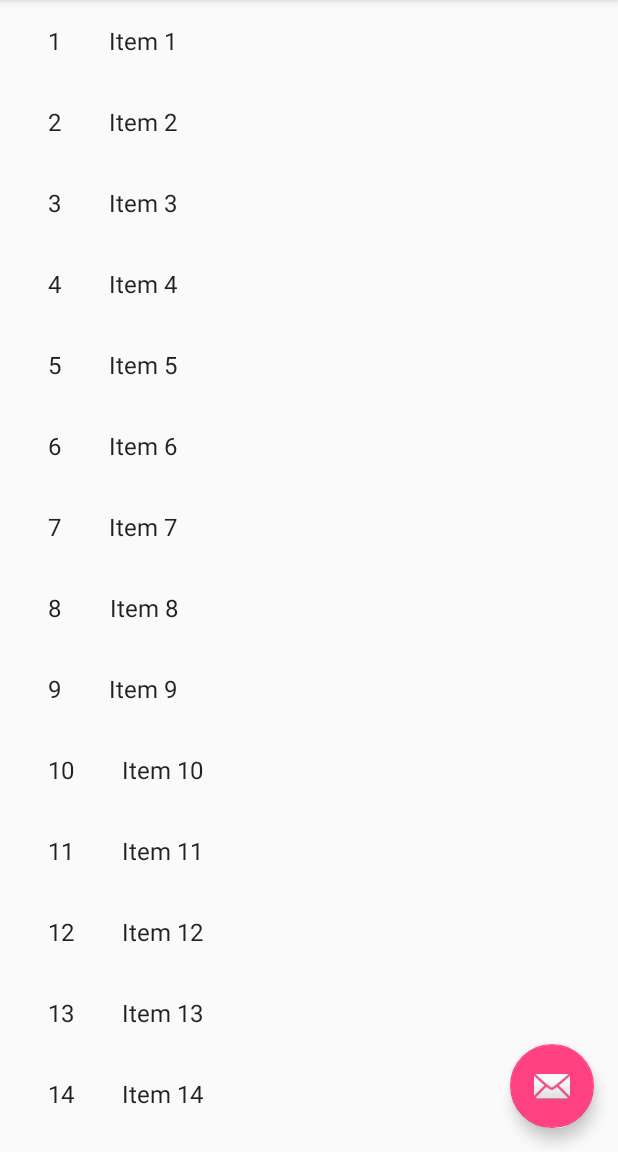
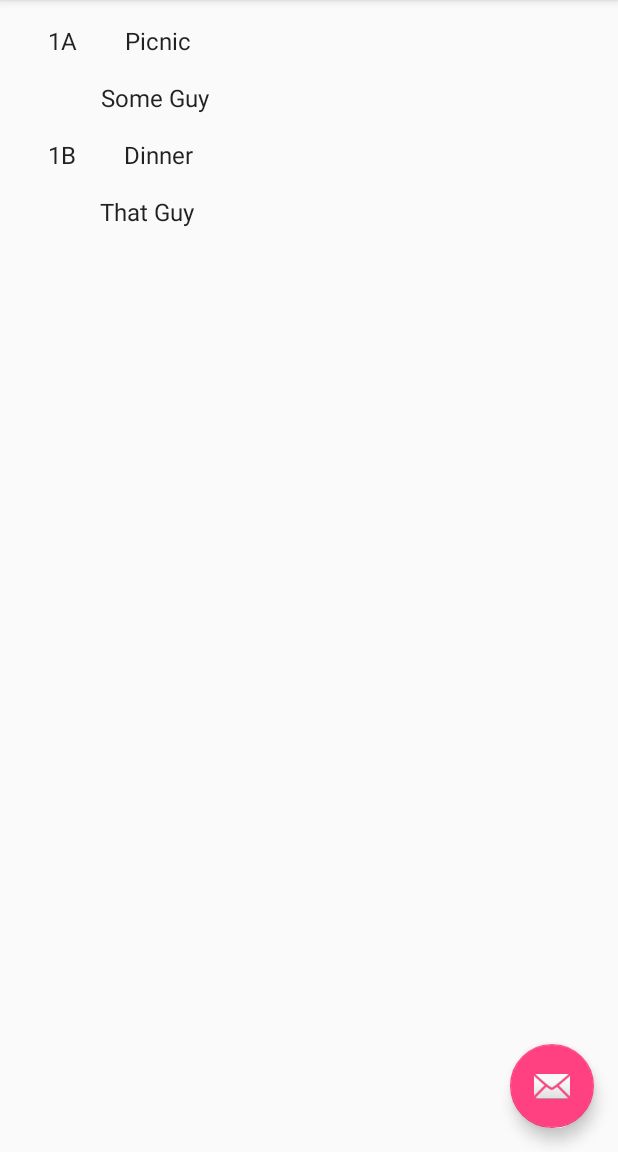
Before and after one commit to Nivekhu/PocketTurchin, an Android app: the screen it shows after launch (PieceListActivity), on a phone screen of 412 x 824 dp, the part 84-1236 px from its top. Run offline under Robolectric (Android 15) with nearby library versions, the light colour scheme and no system bars.

Commit message:
Removed dummy variables and added test values, Test values are displayed properly in the list

```diff
--- /dev/null
+++ b/app/src/main/java/edu/appstate/huk/pocketturchin2/Art.java
@@ -0,0 +1,59 @@
+package edu.appstate.huk.pocketturchin2;
+
+import java.util.ArrayList;
+import java.util.HashMap;
+import java.util.List;
+import java.util.Map;
+
+
+public class Art {
+
+    public static final List<ArtItem> ITEMS = new ArrayList<ArtItem>();
+
+    /**
+     * A map of sample (dummy) items, by ID.
+     */
+    public static final Map<String, ArtItem> ITEM_MAP = new HashMap<String, ArtItem>();
+
+
+    static{
+        ArtItem test1 = new ArtItem("1A","Picnic","Some Guy");
+        ArtItem test2 = new ArtItem("1B","Dinner","That Guy");
+        test1.addDescription("A beautiful picnic scene is seen in this piece done by" +
+                "the not as well known artist 'Some Guy'.");
+        test2.addDescription("A fantastic piece done by the very well known artist 'That Guy'");
+        addItem(test1);
+        addItem(test2);
+
+    }
+
+
+    private static void addItem(ArtItem item) {
+        ITEMS.add(item);
+        ITEM_MAP.put(item.id, item);
+    }
+
+
+    /**
+     * A dummy item representing a piece of content.
+     */
+    public static class ArtItem {
+        public String id;
+        public String title;
+        public String artist;
+        public String description;
+
+
+        public ArtItem(String id, String title, String artist) {
+            this.id = id;
+            this.title = title;
+            this.artist = artist;
+            description = "";
+        }
+
+        public void addDescription(String description)
+        {
+            this.description = description;
+        }
+    }
+}
--- a/app/src/main/java/edu/appstate/huk/pocketturchin2/PieceDetailFragment.java
+++ b/app/src/main/java/edu/appstate/huk/pocketturchin2/PieceDetailFragment.java
@@ -27,7 +27,7 @@ public class PieceDetailFragment extends Fragment {
     /**
      * The dummy content this fragment is presenting.
      */
-    private DummyContent.DummyItem mItem;
+    private Art.ArtItem mItem;
 
     /**
      * Mandatory empty constructor for the fragment manager to instantiate the
@@ -44,12 +44,12 @@ public class PieceDetailFragment extends Fragment {
             // Load the dummy content specified by the fragment
             // arguments. In a real-world scenario, use a Loader
             // to load content from a content provider.
-            mItem = DummyContent.ITEM_MAP.get(getArguments().getString(ARG_ITEM_ID));
+            mItem = Art.ITEM_MAP.get(getArguments().getString(ARG_ITEM_ID));
 
             Activity activity = this.getActivity();
             CollapsingToolbarLayout appBarLayout = (CollapsingToolbarLayout) activity.findViewById(R.id.toolbar_layout);
             if (appBarLayout != null) {
-                appBarLayout.setTitle(mItem.content);
+                appBarLayout.setTitle(mItem.title);
             }
         }
     }
@@ -61,7 +61,7 @@ public class PieceDetailFragment extends Fragment {
 
         // Show the dummy content as text in a TextView.
         if (mItem != null) {
-            ((TextView) rootView.findViewById(R.id.piece_detail)).setText(mItem.details);
+            ((TextView) rootView.findViewById(R.id.piece_detail)).setText(mItem.description);
         }
 
         return rootView;
--- a/app/src/main/java/edu/appstate/huk/pocketturchin2/PieceListActivity.java
+++ b/app/src/main/java/edu/appstate/huk/pocketturchin2/PieceListActivity.java
@@ -15,7 +15,7 @@ import android.view.ViewGroup;
 import android.widget.TextView;
 
 
-import edu.appstate.huk.pocketturchin2.dummy.DummyContent;
+import edu.appstate.huk.pocketturchin2.Art;
 
 import java.util.List;
 
@@ -67,15 +67,15 @@ public class PieceListActivity extends AppCompatActivity {
     }
 
     private void setupRecyclerView(@NonNull RecyclerView recyclerView) {
-        recyclerView.setAdapter(new SimpleItemRecyclerViewAdapter(DummyContent.ITEMS));
+        recyclerView.setAdapter(new SimpleItemRecyclerViewAdapter(Art.ITEMS));
     }
 
     public class SimpleItemRecyclerViewAdapter
             extends RecyclerView.Adapter<SimpleItemRecyclerViewAdapter.ViewHolder> {
 
-        private final List<DummyContent.DummyItem> mValues;
+        private final List<Art.ArtItem> mValues;
 
-        public SimpleItemRecyclerViewAdapter(List<DummyContent.DummyItem> items) {
+        public SimpleItemRecyclerViewAdapter(List<Art.ArtItem> items) {
             mValues = items;
         }
 
@@ -88,10 +88,15 @@ public class PieceListActivity extends AppCompatActivity {
 
         @Override
         public void onBindViewHolder(final ViewHolder holder, int position) {
+
+            //This shows the item positions and descriptors
             holder.mItem = mValues.get(position);
             holder.mIdView.setText(mValues.get(position).id);
-            holder.mContentView.setText(mValues.get(position).content);
+            holder.mTitleView.setText(mValues.get(position).title);
+            holder.mArtistView.setText(mValues.get(position).artist);
 
+
+            //The onClick stuff, we shouldn't have to edit this
             holder.mView.setOnClickListener(new View.OnClickListener() {
                 @Override
                 public void onClick(View v) {
@@ -122,19 +127,21 @@ public class PieceListActivity extends AppCompatActivity {
         public class ViewHolder extends RecyclerView.ViewHolder {
             public final View mView;
             public final TextView mIdView;
-            public final TextView mContentView;
-            public DummyContent.DummyItem mItem;
+            public final TextView mTitleView;
+            public final TextView mArtistView;
+            public Art.ArtItem mItem;
 
             public ViewHolder(View view) {
                 super(view);
                 mView = view;
                 mIdView = (TextView) view.findViewById(R.id.id);
-                mContentView = (TextView) view.findViewById(R.id.content);
+                mTitleView = (TextView) view.findViewById(R.id.title);
+                mArtistView = (TextView) view.findViewById(R.id.artist);
             }
 
             @Override
             public String toString() {
-                return super.toString() + " '" + mContentView.getText() + "'";
+                return super.toString() + " '" + mTitleView.getText() + "'";
             }
         }
     }
--- a/app/src/main/res/layout/piece_list_content.xml
+++ b/app/src/main/res/layout/piece_list_content.xml
@@ -11,10 +11,23 @@
         android:layout_margin="@dimen/text_margin"
         android:textAppearance="?attr/textAppearanceListItem" />
 
-    <TextView
-        android:id="@+id/content"
+    <LinearLayout
         android:layout_width="wrap_content"
         android:layout_height="wrap_content"
-        android:layout_margin="@dimen/text_margin"
-        android:textAppearance="?attr/textAppearanceListItem" />
+        android:orientation="vertical">
+
+        <TextView
+            android:id="@+id/title"
+            android:layout_width="wrap_content"
+            android:layout_height="wrap_content"
+            android:layout_margin="@dimen/text_margin"
+            android:textAppearance="?attr/textAppearanceListItem" />
+
+        <TextView
+            android:id="@+id/artist"
+            android:layout_width="wrap_content"
+            android:layout_height="wrap_content"
+            android:textAppearance="?attr/textAppearanceListItem"/>
+    </LinearLayout>
+
 </LinearLayout>
--- a/app/src/main/res/values/strings.xml
+++ b/app/src/main/res/values/strings.xml
@@ -1,4 +1,5 @@
 <resources>
     <string name="app_name">Pocket Turchin</string>
     <string name="title_piece_detail">Piece Detail</string>
+    <string name="piece_artist">Artist</string>
 </resources>
```
